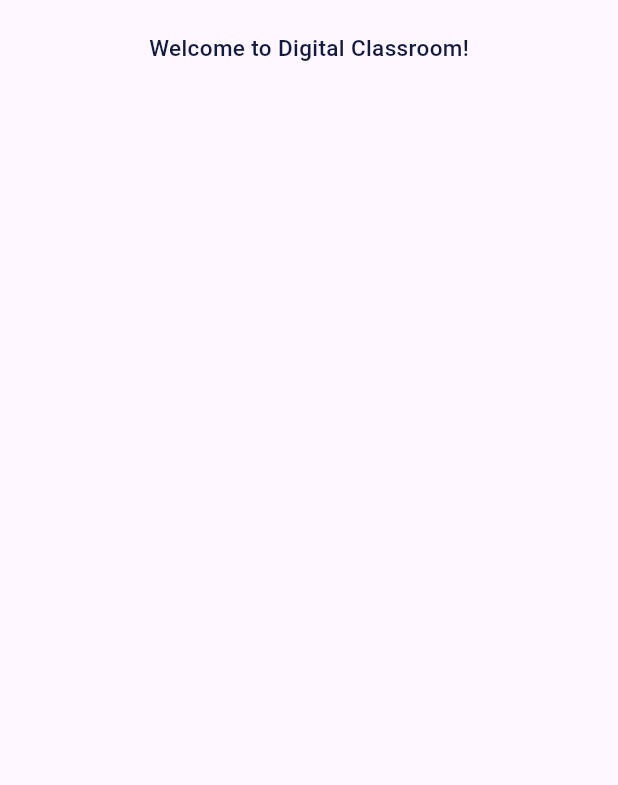
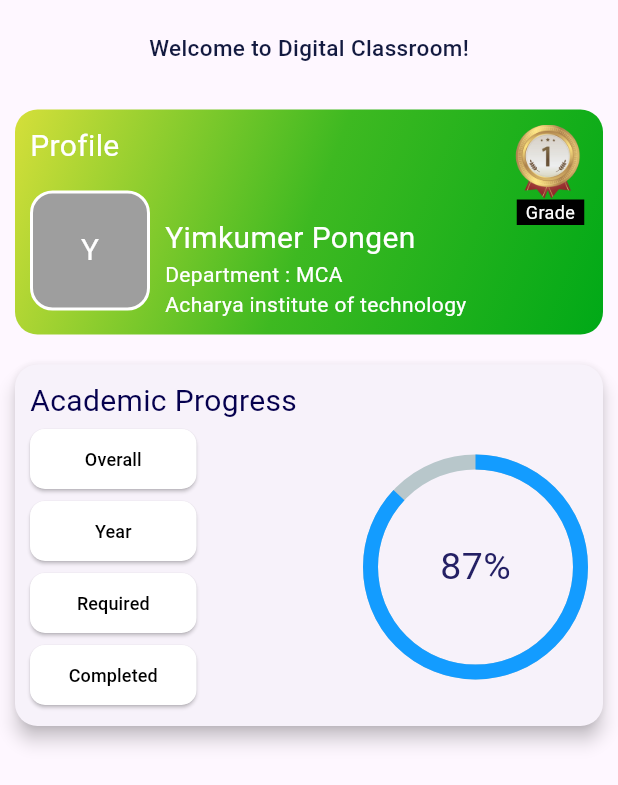
Before and after one commit to yimkumer/Alive_app, a Flutter app: the std_home screen opened directly, on a phone screen of 412 x 824 dp. Shown: the top 785 px of the screen. Run offline on Flutter 3.47's test engine with Material 3 defaults, Android fonts, the phone set to English and light mode, and no system bars; drawn by our look-alikes of percent_indicator; project files that could hold a hidden picture were left out.

Commit message:
homepage update

```diff
--- /dev/null
+++ b/alive_app/lib/components/student_section/modules/homepage/std_home.dart
@@ -0,0 +1,240 @@
+import 'package:flutter/material.dart';
+import 'package:percent_indicator/percent_indicator.dart';
+
+class WelcomeText extends StatelessWidget {
+  const WelcomeText({super.key});
+
+  @override
+  Widget build(BuildContext context) {
+    return const Center(
+      heightFactor: 3,
+      child: Text(
+        "Welcome to Digital Classroom!",
+        style: TextStyle(
+          color: Color(0xFF131A40),
+          fontWeight: FontWeight.w500,
+          fontSize: 15.0,
+        ),
+      ),
+    );
+  }
+}
+
+class ProfileContainer extends StatelessWidget {
+  const ProfileContainer({super.key});
+
+  @override
+  Widget build(BuildContext context) {
+    return Container(
+      margin: const EdgeInsets.fromLTRB(0, 15, 10, 0),
+      width: 80,
+      height: 80,
+      decoration: BoxDecoration(
+        color: Colors.grey,
+        border: Border.all(
+          color: Colors.white,
+          width: 2,
+        ),
+        borderRadius: BorderRadius.circular(15),
+      ),
+      child: const Center(
+        child: Text(
+          'Y',
+          style: TextStyle(color: Colors.white, fontSize: 20),
+        ),
+      ),
+    );
+  }
+}
+
+class ProfileInfo extends StatelessWidget {
+  const ProfileInfo({super.key});
+
+  @override
+  Widget build(BuildContext context) {
+    return const Column(
+      crossAxisAlignment: CrossAxisAlignment.start,
+      mainAxisAlignment: MainAxisAlignment.end,
+      children: [
+        Text(
+          'Yimkumer Pongen',
+          style: TextStyle(color: Colors.white, fontSize: 20),
+        ),
+        Text(
+          'Department : MCA',
+          style: TextStyle(color: Colors.white),
+        ),
+        Text(
+          'Acharya institute of technology',
+          style: TextStyle(color: Colors.white),
+        ),
+      ],
+    );
+  }
+}
+
+class GradeContainer extends StatelessWidget {
+  const GradeContainer({super.key});
+
+  @override
+  Widget build(BuildContext context) {
+    return Column(
+      children: [
+        Image.asset(
+          'assets/1.png',
+          height: 50,
+          width: 50,
+        ),
+        Container(
+          color: Colors.black,
+          width: 45,
+          child: const Text(
+            'Grade',
+            style: TextStyle(color: Colors.white, fontSize: 12),
+            textAlign: TextAlign.center,
+          ),
+        ),
+      ],
+    );
+  }
+}
+
+class AcademicProgress extends StatelessWidget {
+  const AcademicProgress({super.key});
+
+  @override
+  Widget build(BuildContext context) {
+    return Card(
+      margin: const EdgeInsets.all(10),
+      elevation: 5,
+      shape: RoundedRectangleBorder(
+        borderRadius: BorderRadius.circular(15),
+      ),
+      child: Padding(
+        padding: const EdgeInsets.all(10),
+        child: Column(
+          children: [
+            const Align(
+              alignment: Alignment.topLeft,
+              child: Text(
+                'Academic Progress',
+                style: TextStyle(color: Color(0xFF05004E), fontSize: 20),
+              ),
+            ),
+            Row(
+              children: [
+                Expanded(
+                  child: Column(
+                    children: [
+                      buildButton('Overall'),
+                      buildButton('Year'),
+                      buildButton('Required'),
+                      buildButton('Completed'),
+                    ],
+                  ),
+                ),
+                const Spacer(),
+                CircularPercentIndicator(
+                  radius: 150.0,
+                  lineWidth: 10.0,
+                  percent: 0.87,
+                  center: const Text(
+                    "87%",
+                    style: TextStyle(color: Color(0xFF242064), fontSize: 25),
+                  ),
+                  progressColor: const Color(0xFF139CFF),
+                ),
+              ],
+            ),
+          ],
+        ),
+      ),
+    );
+  }
+
+  Widget buildButton(String text) {
+    return SizedBox(
+      width: double.infinity,
+      child: ElevatedButton(
+        style: ButtonStyle(
+          backgroundColor: WidgetStateProperty.resolveWith<Color>(
+            (Set<WidgetState> states) {
+              if (states.contains(WidgetState.pressed)) {
+                return const Color(0xFF139CFF);
+              }
+              return Colors.white;
+            },
+          ),
+          foregroundColor: WidgetStateProperty.resolveWith<Color>(
+            (Set<WidgetState> states) {
+              if (states.contains(WidgetState.pressed)) return Colors.white;
+              return Colors.black;
+            },
+          ),
+          shape: WidgetStateProperty.all<RoundedRectangleBorder>(
+            RoundedRectangleBorder(
+              borderRadius: BorderRadius.circular(10.0),
+            ),
+          ),
+        ),
+        onPressed: () {},
+        child: Text(
+          text,
+          style: const TextStyle(fontSize: 12),
+        ),
+      ),
+    );
+  }
+}
+
+class std_home extends StatelessWidget {
+  const std_home({super.key});
+
+  @override
+  Widget build(BuildContext context) {
+    return Scaffold(
+      body: SingleChildScrollView(
+        child: Column(
+          children: [
+            const WelcomeText(),
+            Container(
+              margin: const EdgeInsets.all(10),
+              padding: const EdgeInsets.all(10),
+              height: 150,
+              decoration: BoxDecoration(
+                borderRadius: BorderRadius.circular(15),
+                gradient: const LinearGradient(
+                  begin: Alignment.topLeft,
+                  end: Alignment.bottomRight,
+                  colors: [
+                    Color(0xFFD5DF3A),
+                    Color(0xFF3EB921),
+                    Color(0xFF00A917),
+                  ],
+                ),
+              ),
+              child: const Row(
+                children: [
+                  Column(
+                    crossAxisAlignment: CrossAxisAlignment.start,
+                    children: [
+                      Text(
+                        'Profile',
+                        style: TextStyle(color: Colors.white, fontSize: 20),
+                      ),
+                      ProfileContainer(),
+                    ],
+                  ),
+                  ProfileInfo(),
+                  Spacer(),
+                  GradeContainer(),
+                ],
+              ),
+            ),
+            const AcademicProgress(),
+          ],
+        ),
+      ),
+    );
+  }
+}
--- a/alive_app/lib/components/student_section/modules/std_home.dart
+++ /dev/null
@@ -1,24 +0,0 @@
-import 'package:flutter/material.dart';
-
-class std_home extends StatelessWidget {
-  const std_home({super.key});
-
-  @override
-  Widget build(BuildContext context) {
-    return const Scaffold(
-      body: Column(
-        children: [
-          Center(
-              heightFactor: 3,
-              child: Text(
-                "Welcome to Digital Classroom!",
-                style: TextStyle(
-                    color: Color(0xFF131A40),
-                    fontWeight: FontWeight.w500,
-                    fontSize: 15.0),
-              ))
-        ],
-      ),
-    );
-  }
-}
--- a/alive_app/pubspec.yaml
+++ b/alive_app/pubspec.yaml
@@ -14,6 +14,7 @@ dev_dependencies:
   flutter_test:
     sdk: flutter
   flutter_lints: ^3.0.0
+  percent_indicator: ^3.4.0
 
 flutter:
   uses-material-design: true
```
Also changed, not shown: alive_app/lib/components/student_section/student.dart (+8 -8 lines), alive_app/assets/1.png (added), alive_app/lib/components/student_section/modules/academics/academics.dart (renamed from alive_app/lib/components/student_section/modules/academics.dart), alive_app/lib/components/student_section/modules/ai_tutor/ai.dart (renamed from alive_app/lib/components/student_section/modules/ai.dart), alive_app/lib/components/student_section/modules/assignment/assignment.dart (renamed from alive_app/lib/components/student_section/modules/assignment.dart), alive_app/lib/components/student_section/modules/faqs/faqs.dart (renamed from alive_app/lib/components/student_section/modules/faqs.dart), alive_app/lib/components/student_section/modules/resume/resume.dart (renamed from alive_app/lib/components/student_section/modules/resume.dart), alive_app/lib/components/student_section/modules/study_material/study_material.dart (renamed from alive_app/lib/components/student_section/modules/study_material.dart), alive_app/lib/components/student_section/modules/subjects/subjects.dart (renamed from alive_app/lib/components/student_section/modules/subjects.dart), alive_app/pubspec.lock.
